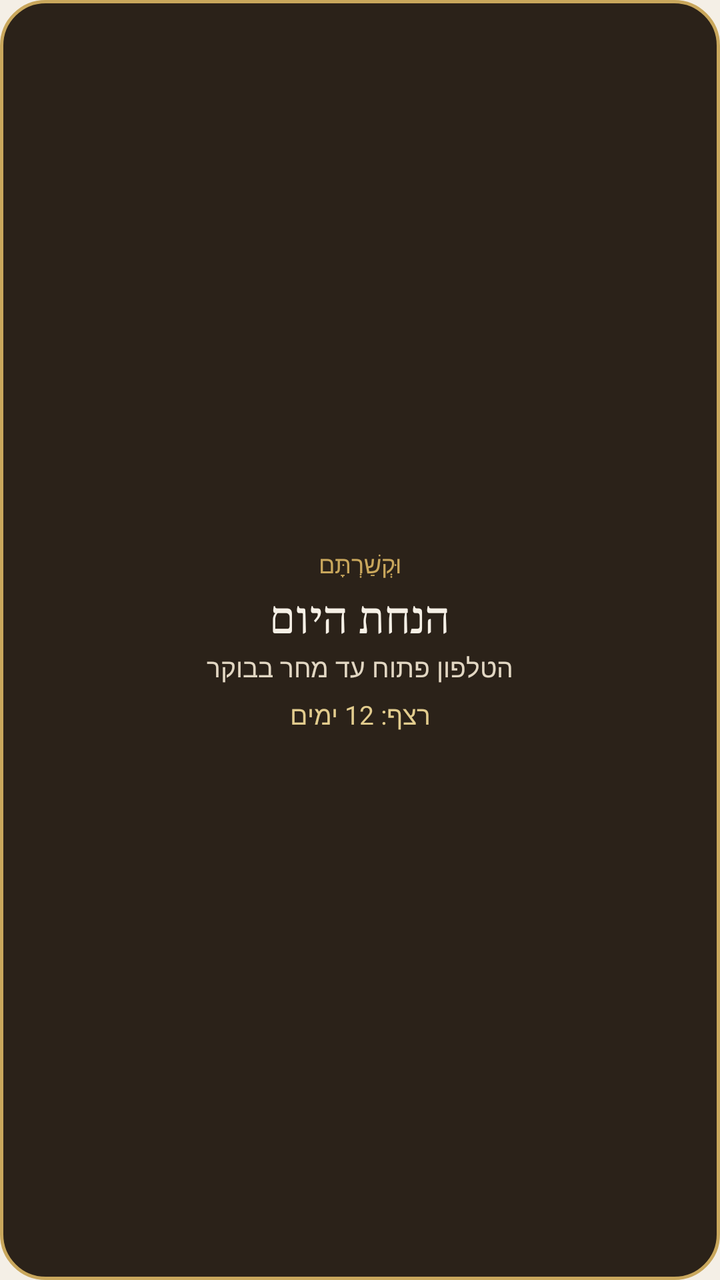
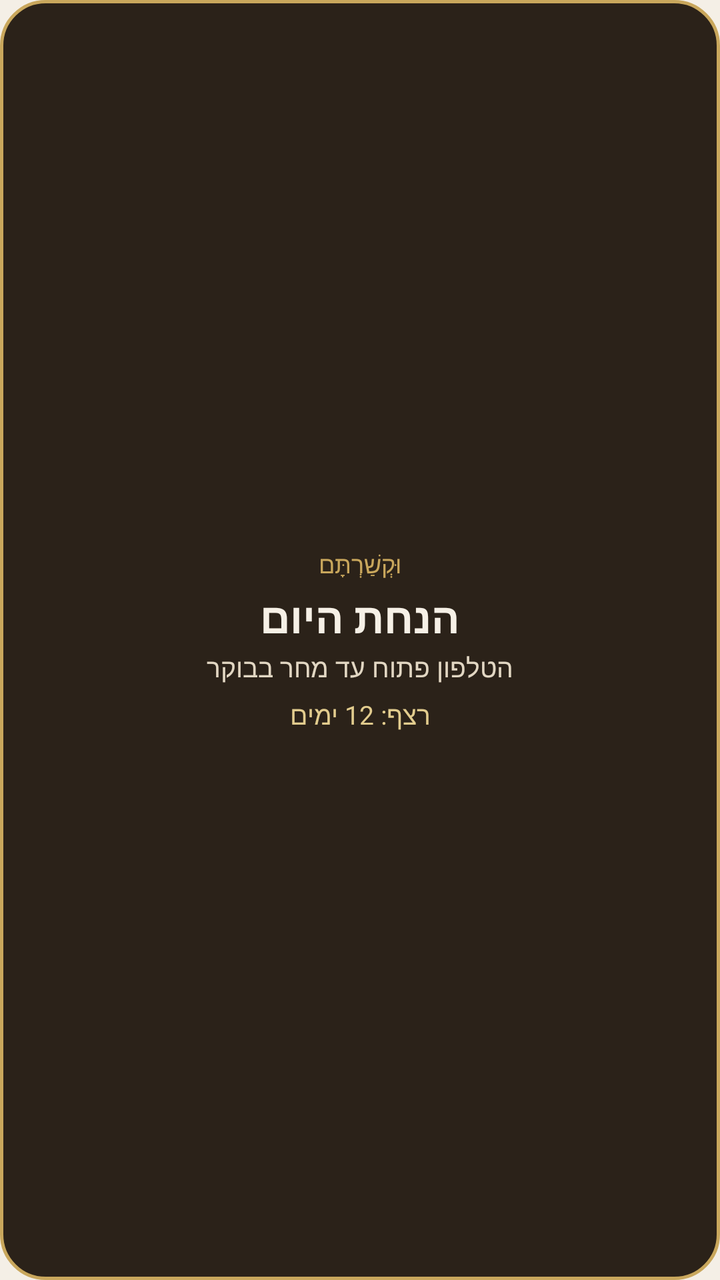

An Android layout rendered at two revisions. The XML below is the earlier revision; the diff shows what the commit changed to produce the second picture.
<!-- AndroidManifest.xml: application theme Theme.Henachti -->
<!-- res/layout/widget_status.xml -->
<?xml version="1.0" encoding="utf-8"?>
<LinearLayout xmlns:android="http://schemas.android.com/apk/res/android"
    android:id="@+id/widget_root"
    android:layout_width="match_parent"
    android:layout_height="match_parent"
    android:background="@drawable/widget_bg"
    android:gravity="center"
    android:layoutDirection="rtl"
    android:orientation="vertical"
    android:padding="14dp">

    <TextView
        android:id="@+id/widget_brand"
        android:layout_width="wrap_content"
        android:layout_height="wrap_content"
        android:text="וּקְשַׁרְתָּם"
        android:textColor="#C9A75C"
        android:textSize="12sp" />

    <TextView
        android:id="@+id/widget_title"
        android:layout_width="wrap_content"
        android:layout_height="wrap_content"
        android:layout_marginTop="4dp"
        android:fontFamily="serif"
        android:gravity="center"
        android:maxLines="1"
        android:text="הנחת היום"
        android:textColor="#F6F0E6"
        android:textSize="21sp" />

    <TextView
        android:id="@+id/widget_sub"
        android:layout_width="wrap_content"
        android:layout_height="wrap_content"
        android:layout_marginTop="2dp"
        android:gravity="center"
        android:maxLines="2"
        android:text="הטלפון פתוח עד מחר בבוקר"
        android:textColor="#E2D7C3"
        android:textSize="13sp" />

    <TextView
        android:id="@+id/widget_streak"
        android:layout_width="wrap_content"
        android:layout_height="wrap_content"
        android:layout_marginTop="6dp"
        android:gravity="center"
        android:text="רצף: 12 ימים"
        android:textColor="#E2CC8E"
        android:textSize="13sp" />
</LinearLayout>
<!-- resources referenced by this layout -->
<resources>
  <!-- drawable widget_bg (drawable) -->
  <?xml version="1.0" encoding="utf-8"?>
  <shape xmlns:android="http://schemas.android.com/apk/res/android"
      android:shape="rectangle">
      <solid android:color="#2B2219" />
      <stroke
          android:width="1.5dp"
          android:color="#C9A75C" />
      <corners android:radius="22dp" />
  </shape>
  <style name="Theme.Henachti" parent="android:Theme.Material.Light.NoActionBar">
          <item name="android:windowBackground">@color/paper</item>
          <item name="android:statusBarColor">@color/paper</item>
          <item name="android:navigationBarColor">@color/paper</item>
          <item name="android:windowLightStatusBar">true</item>
          <item name="android:windowLightNavigationBar">true</item>
      </style>
  <color name="paper">#F4EFE6</color>
</resources>

<!-- the commit's change to res/layout/widget_status.xml (unified diff, before → after) -->
@@ -22,7 +22,7 @@
         android:layout_width="wrap_content"
         android:layout_height="wrap_content"
         android:layout_marginTop="4dp"
-        android:fontFamily="serif"
+        android:textStyle="bold"
         android:gravity="center"
         android:maxLines="1"
         android:text="הנחת היום"
